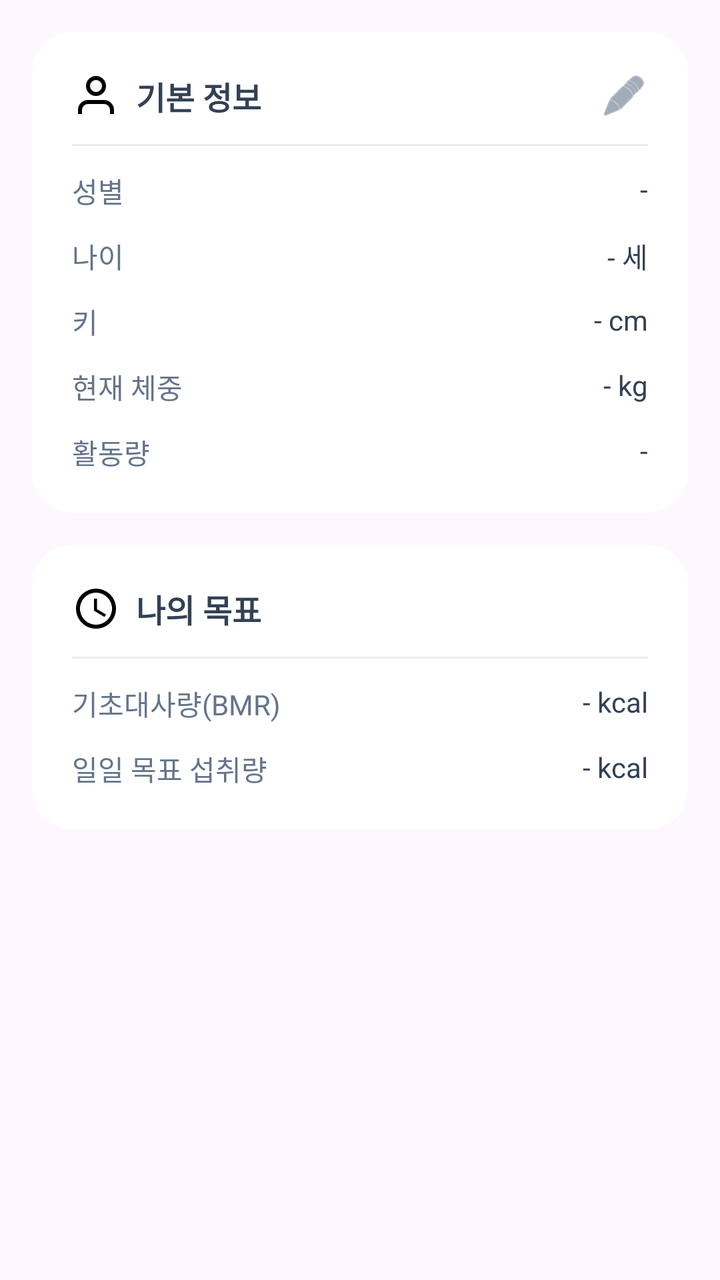
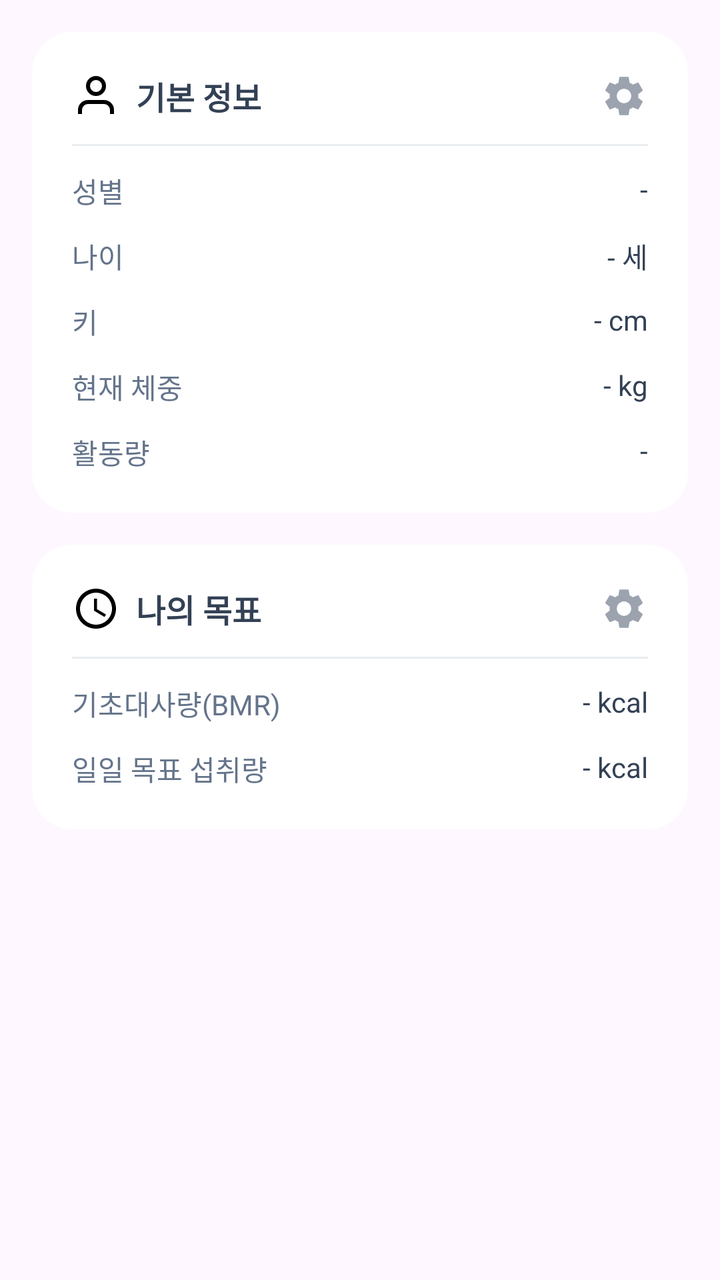

Compare the two renders of this Android layout. The source of the first and the diff that turns it into the second are given below.
<!-- AndroidManifest.xml: application theme Theme.AI_DIET_APP -->
<!-- res/layout/fragment_profile_info.xml -->
<?xml version="1.0" encoding="utf-8"?>
<LinearLayout xmlns:android="http://schemas.android.com/apk/res/android"
    xmlns:app="http://schemas.android.com/apk/res-auto"
    android:layout_width="match_parent"
    android:layout_height="wrap_content"
    android:orientation="vertical"
    android:padding="@dimen/spacing_lg">

    
    <androidx.cardview.widget.CardView
        android:layout_width="match_parent"
        android:layout_height="wrap_content"
        app:cardBackgroundColor="@color/white"
        app:cardCornerRadius="@dimen/corner_radius_xl"
        app:cardElevation="0dp">

        <LinearLayout
            android:layout_width="match_parent"
            android:layout_height="wrap_content"
            android:orientation="vertical"
            android:padding="@dimen/spacing_xl">

            <RelativeLayout
                android:layout_width="match_parent"
                android:layout_height="wrap_content">

                <TextView
                    android:layout_width="wrap_content"
                    android:layout_height="wrap_content"
                    android:drawableStart="@drawable/ic_profile_selector"
                    android:drawablePadding="8dp"
                    android:gravity="center_vertical"
                    android:text="기본 정보"
                    android:textColor="@color/gray_text"
                    android:textSize="@dimen/text_md"
                    android:textStyle="bold" />

                <ImageView
                    android:id="@+id/btnEditProfile"
                    android:layout_width="24dp"
                    android:layout_height="24dp"
                    android:src="@android:drawable/ic_menu_edit"
                    android:layout_alignParentEnd="true"
                    android:contentDescription="수정"
                    app:tint="@color/gray_subtext" />
            </RelativeLayout>

            <View
                android:layout_width="match_parent"
                android:layout_height="1dp"
                android:layout_marginTop="@dimen/spacing_md"
                android:background="@color/gray_70" />

            
            <RelativeLayout
                android:layout_width="match_parent"
                android:layout_height="wrap_content"
                android:layout_marginTop="@dimen/spacing_md">
                <TextView
                    android:layout_width="wrap_content"
                    android:layout_height="wrap_content"
                    android:text="성별"
                    android:textColor="@color/gray_subtext"/>
                <TextView
                    android:id="@+id/tvGender"
                    android:layout_width="wrap_content"
                    android:layout_height="wrap_content"
                    android:text="-"
                    android:textColor="@color/gray_text"
                    android:layout_alignParentEnd="true"/>
            </RelativeLayout>
            
            <RelativeLayout
                android:layout_width="match_parent"
                android:layout_height="wrap_content"
                android:layout_marginTop="@dimen/spacing_md">
                <TextView
                    android:layout_width="wrap_content"
                    android:layout_height="wrap_content"
                    android:text="나이"
                    android:textColor="@color/gray_subtext"/>
                <TextView
                    android:id="@+id/tvAge"
                    android:layout_width="wrap_content"
                    android:layout_height="wrap_content"
                    android:text="- 세"
                    android:textColor="@color/gray_text"
                    android:layout_alignParentEnd="true"/>
            </RelativeLayout>
            
            <RelativeLayout
                android:layout_width="match_parent"
                android:layout_height="wrap_content"
                android:layout_marginTop="@dimen/spacing_md">
                <TextView
                    android:layout_width="wrap_content"
                    android:layout_height="wrap_content"
                    android:text="키"
                    android:textColor="@color/gray_subtext"/>
                <TextView
                    android:id="@+id/tvHeight"
                    android:layout_width="wrap_content"
                    android:layout_height="wrap_content"
                    android:text="- cm"
                    android:textColor="@color/gray_text"
                    android:layout_alignParentEnd="true"/>
            </RelativeLayout>
            
            <RelativeLayout
                android:layout_width="match_parent"
                android:layout_height="wrap_content"
                android:layout_marginTop="@dimen/spacing_md">
                <TextView
                    android:layout_width="wrap_content"
                    android:layout_height="wrap_content"
                    android:text="현재 체중"
                    android:textColor="@color/gray_subtext"/>
                <TextView
                    android:id="@+id/tvWeight"
                    android:layout_width="wrap_content"
                    android:layout_height="wrap_content"
                    android:text="- kg"
                    android:textColor="@color/gray_text"
                    android:layout_alignParentEnd="true"/>
            </RelativeLayout>
            
            <RelativeLayout
                android:layout_width="match_parent"
                android:layout_height="wrap_content"
                android:layout_marginTop="@dimen/spacing_md">
                <TextView
                    android:layout_width="wrap_content"
                    android:layout_height="wrap_content"
                    android:text="활동량"
                    android:textColor="@color/gray_subtext"/>
                <TextView
                    android:id="@+id/tvActivityLevel"
                    android:layout_width="wrap_content"
                    android:layout_height="wrap_content"
                    android:text="-"
                    android:textColor="@color/gray_text"
                    android:layout_alignParentEnd="true"/>
            </RelativeLayout>
        </LinearLayout>
    </androidx.cardview.widget.CardView>

    
    <androidx.cardview.widget.CardView
        android:layout_width="match_parent"
        android:layout_height="wrap_content"
        android:layout_marginTop="@dimen/spacing_lg"
        app:cardBackgroundColor="@color/white"
        app:cardCornerRadius="@dimen/corner_radius_xl"
        app:cardElevation="0dp">

        <LinearLayout
            android:layout_width="match_parent"
            android:layout_height="wrap_content"
            android:orientation="vertical"
            android:padding="@dimen/spacing_xl">

            <TextView
                android:layout_width="wrap_content"
                android:layout_height="wrap_content"
                android:drawableStart="@drawable/ic_flame"
                android:drawablePadding="8dp"
                android:gravity="center_vertical"
                android:text="나의 목표"
                android:textColor="@color/gray_text"
                android:textSize="@dimen/text_md"
                android:textStyle="bold" />

            <View
                android:layout_width="match_parent"
                android:layout_height="1dp"
                android:layout_marginTop="@dimen/spacing_md"
                android:background="@color/gray_70" />

            
            <RelativeLayout
                android:layout_width="match_parent"
                android:layout_height="wrap_content"
                android:layout_marginTop="@dimen/spacing_md">
                <TextView
                    android:layout_width="wrap_content"
                    android:layout_height="wrap_content"
                    android:text="기초대사량(BMR)"
                    android:textColor="@color/gray_subtext"/>
                <TextView
                    android:id="@+id/tvBmr"
                    android:layout_width="wrap_content"
                    android:layout_height="wrap_content"
                    android:text="- kcal"
                    android:textColor="@color/gray_text"
                    android:layout_alignParentEnd="true"/>
            </RelativeLayout>
            
            <RelativeLayout
                android:layout_width="match_parent"
                android:layout_height="wrap_content"
                android:layout_marginTop="@dimen/spacing_md">
                <TextView
                    android:layout_width="wrap_content"
                    android:layout_height="wrap_content"
                    android:text="일일 목표 섭취량"
                    android:textColor="@color/gray_subtext"/>
                <TextView
                    android:id="@+id/tvGoalIntake"
                    android:layout_width="wrap_content"
                    android:layout_height="wrap_content"
                    android:text="- kcal"
                    android:textColor="@color/gray_text"
                    android:layout_alignParentEnd="true"/>
            </RelativeLayout>
        </LinearLayout>
    </androidx.cardview.widget.CardView>

</LinearLayout>
<!-- resources referenced by this layout -->
<resources>
  <color name="gray_70">#E9EDF0</color>
  <color name="gray_subtext">#64748B</color>
  <color name="gray_text">#334155</color>
  <color name="white">#FFFFFFFF</color>
  <dimen name="corner_radius_xl">20dp</dimen>
  <dimen name="spacing_lg">16dp</dimen>
  <dimen name="spacing_md">12dp</dimen>
  <dimen name="spacing_xl">20dp</dimen>
  <dimen name="text_md">16sp</dimen>
  <!-- drawable ic_flame (drawable) -->
  <vector xmlns:android="http://schemas.android.com/apk/res/android"
      android:width="24dp"
      android:height="24dp"
      android:viewportWidth="24"
      android:viewportHeight="24">
    <path
        android:fillColor="#000000"
        android:pathData="M12,2C6.48,2 2,6.48 2,12s4.48,10 10,10 10,-4.48 10,-10S17.52,2 12,2zM12,20c-4.41,0 -8,-3.59 -8,-8s3.59,-8 8,-8 8,3.59 8,8 -3.59,8 -8,8z"/>
    <path
        android:fillColor="#000000"
        android:pathData="M12.5,7H11v6l5.25,3.15 0.75,-1.23 -4.5,-2.67z"/>
  </vector>
  <!-- drawable ic_profile_selector (drawable) -->
  <?xml version="1.0" encoding="utf-8"?>
  <selector xmlns:android="http://schemas.android.com/apk/res/android">
      <item android:drawable="@drawable/ic_profile_filled" android:state_selected="true"/>
      <item android:drawable="@drawable/ic_profile_outline" android:state_selected="false"/>
  </selector>
  <style name="Theme.AI_DIET_APP" parent="Base.Theme.AI_DIET_APP" />
  <!-- drawable ic_profile_filled (drawable) -->
  <vector xmlns:android="http://schemas.android.com/apk/res/android"
      android:width="24dp"
      android:height="24dp"
      android:viewportWidth="24"
      android:viewportHeight="24">
      <path
          android:fillColor="#000000"
          android:pathData="M20,21v-2a4,4 0,0 0,-4 -4H8a4,4 0,0 0,-4 4v2"/>
      <path
          android:fillColor="#000000"
          android:pathData="M12,3a4,4 0,1 0,0 8,4 4,0 0,0 0,-8z"/>
  </vector>
  <!-- drawable ic_profile_outline (drawable) -->
  <vector xmlns:android="http://schemas.android.com/apk/res/android"
      android:width="24dp"
      android:height="24dp"
      android:viewportWidth="24"
      android:viewportHeight="24">
    <path
        android:strokeColor="#000000"
        android:strokeWidth="2"
        android:pathData="M20,21v-2a4,4 0,0 0,-4 -4H8a4,4 0,0 0,-4 4v2"/>
    <path
        android:strokeColor="#000000"
        android:strokeWidth="2"
        android:pathData="M12,3a4,4 0,1 0,0 8,4 4,0 0,0 0,-8z"/>
  </vector>
  <style name="Base.Theme.AI_DIET_APP" parent="Theme.Material3.DayNight.NoActionBar">
          
          
      </style>
</resources>

<!-- the commit's change to res/layout/fragment_profile_info.xml (unified diff, before → after) -->
@@ -39,10 +39,12 @@
                     android:id="@+id/btnEditProfile"
                     android:layout_width="24dp"
                     android:layout_height="24dp"
-                    android:src="@android:drawable/ic_menu_edit"
+                    android:src="@drawable/ic_settings_edit"
                     android:layout_alignParentEnd="true"
                     android:contentDescription="수정"
-                    app:tint="@color/gray_subtext" />
+                    android:background="?attr/selectableItemBackgroundBorderless"
+                    android:clickable="true"
+                    android:focusable="true" />
             </RelativeLayout>
 
             <View
@@ -159,16 +161,32 @@
             android:orientation="vertical"
             android:padding="@dimen/spacing_xl">
 
-            <TextView
-                android:layout_width="wrap_content"
-                android:layout_height="wrap_content"
-                android:drawableStart="@drawable/ic_flame"
-                android:drawablePadding="8dp"
-                android:gravity="center_vertical"
-                android:text="나의 목표"
-                android:textColor="@color/gray_text"
-                android:textSize="@dimen/text_md"
-                android:textStyle="bold" />
+            <RelativeLayout
+                android:layout_width="match_parent"
+                android:layout_height="wrap_content">
+
+                <TextView
+                    android:layout_width="wrap_content"
+                    android:layout_height="wrap_content"
+                    android:drawableStart="@drawable/ic_flame"
+                    android:drawablePadding="8dp"
+                    android:gravity="center_vertical"
+                    android:text="나의 목표"
+                    android:textColor="@color/gray_text"
+                    android:textSize="@dimen/text_md"
+                    android:textStyle="bold" />
+
+                <ImageView
+                    android:id="@+id/btnEditGoal"
+                    android:layout_width="24dp"
+                    android:layout_height="24dp"
+                    android:src="@drawable/ic_settings_edit"
+                    android:layout_alignParentEnd="true"
+                    android:contentDescription="목표 수정"
+                    android:background="?attr/selectableItemBackgroundBorderless"
+                    android:clickable="true"
+                    android:focusable="true" />
+            </RelativeLayout>
 
             <View
                 android:layout_width="match_parent"
<!-- resource entries referenced after the edit -->
@@ -28,6 +28,17 @@
       <item android:drawable="@drawable/ic_profile_filled" android:state_selected="true"/>
       <item android:drawable="@drawable/ic_profile_outline" android:state_selected="false"/>
   </selector>
+  <!-- drawable ic_settings_edit (drawable) -->
+  <?xml version="1.0" encoding="utf-8"?>
+  <vector xmlns:android="http://schemas.android.com/apk/res/android"
+      android:width="24dp"
+      android:height="24dp"
+      android:viewportWidth="24"
+      android:viewportHeight="24">
+      <path
+          android:fillColor="#9CA3AF"
+          android:pathData="M19.14,12.94c0.04,-0.31 0.06,-0.63 0.06,-0.94c0,-0.31 -0.02,-0.63 -0.06,-0.94l2.03,-1.58c0.18,-0.14 0.23,-0.41 0.12,-0.61l-1.92,-3.32c-0.12,-0.22 -0.37,-0.29 -0.59,-0.22l-2.39,0.96c-0.5,-0.38 -1.03,-0.7 -1.62,-0.94L14.4,2.81c-0.04,-0.24 -0.24,-0.41 -0.48,-0.41h-3.84c-0.24,0 -0.43,0.17 -0.47,0.41L9.25,5.35C8.66,5.59 8.12,5.92 7.63,6.29L5.24,5.33c-0.22,-0.08 -0.47,0 -0.59,0.22L2.74,8.87C2.62,9.08 2.66,9.34 2.86,9.48l2.03,1.58C4.84,11.37 4.8,11.69 4.8,12s0.02,0.63 0.06,0.94l-2.03,1.58c-0.18,0.14 -0.23,0.41 -0.12,0.61l1.92,3.32c0.12,0.22 0.37,0.29 0.59,0.22l2.39,-0.96c0.5,0.38 1.03,0.7 1.62,0.94l0.36,2.54c0.05,0.24 0.24,0.41 0.48,0.41h3.84c0.24,0 0.44,-0.17 0.47,-0.41l0.36,-2.54c0.59,-0.24 1.13,-0.56 1.62,-0.94l2.39,0.96c0.22,0.08 0.47,0 0.59,-0.22l1.92,-3.32c0.12,-0.22 0.07,-0.47 -0.12,-0.61L19.14,12.94zM12,15.6c-1.98,0 -3.6,-1.62 -3.6,-3.6s1.62,-3.6 3.6,-3.6s3.6,1.62 3.6,3.6S13.98,15.6 12,15.6z"/>
+  </vector>
   <style name="Theme.AI_DIET_APP" parent="Base.Theme.AI_DIET_APP" />
   <!-- drawable ic_profile_filled (drawable) -->
   <vector xmlns:android="http://schemas.android.com/apk/res/android"
